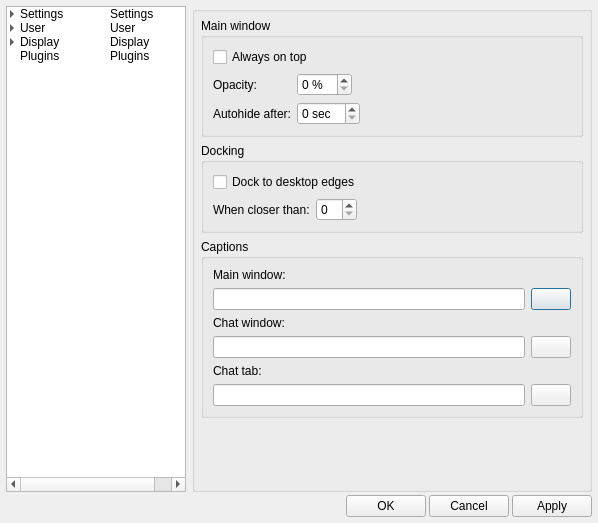
Before: the Qt Designer form src/widgets/SettingsWindow.ui in KittyIM/Client, drawn with Qt 5.
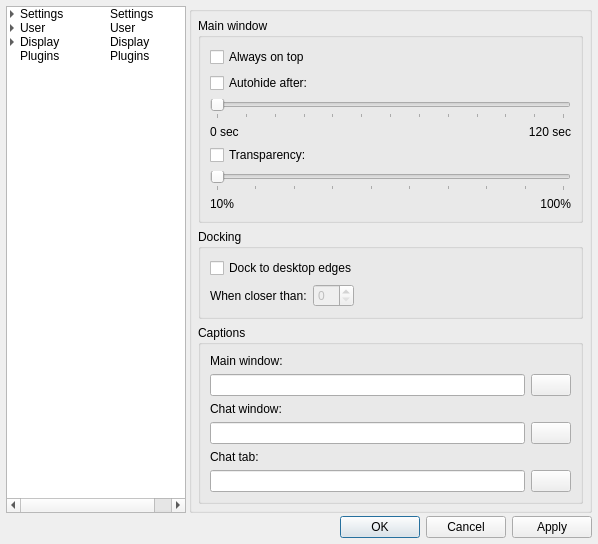
After: the same form once the commit is applied. The open tabs and pages were chosen to show the change. Icons and pictures are not drawn. Custom widgets are drawn as their Qt base class.

Commit message: Some of the settings are now saved, loaded and applied. Plugins are coming ;)

What changed in the file:
```diff
--- a/src/widgets/SettingsWindow.ui
+++ b/src/widgets/SettingsWindow.ui
@@ -7,7 +7,7 @@
     <x>0</x>
     <y>0</y>
     <width>598</width>
-    <height>458</height>
+    <height>517</height>
    </rect>
   </property>
   <property name="minimumSize">
@@ -169,7 +169,7 @@
      </item>
     </widget>
    </item>
-   <item row="0" column="2">
+   <item row="0" column="1">
     <widget class="QGroupBox" name="groupBox">
      <property name="title">
       <string/>
@@ -178,7 +178,7 @@
       <property name="margin">
        <number>6</number>
       </property>
-      <item row="0" column="0">
+      <item row="1" column="0">
        <widget class="QStackedWidget" name="stackedWidget">
         <property name="currentIndex">
          <number>2</number>
@@ -363,31 +363,104 @@
                </property>
               </widget>
              </item>
-             <item row="1" column="0">
-              <widget class="QLabel" name="opacityLabel">
+             <item row="4" column="0">
+              <widget class="QCheckBox" name="transparencyCheckBox">
                <property name="text">
-                <string>Opacity:</string>
+                <string>Transparency:</string>
                </property>
               </widget>
              </item>
-             <item row="2" column="0">
-              <widget class="QLabel" name="autohideLabel">
+             <item row="1" column="0">
+              <widget class="QCheckBox" name="autoHideCheckBox">
                <property name="text">
                 <string>Autohide after:</string>
                </property>
               </widget>
              </item>
-             <item row="1" column="1">
-              <widget class="QSpinBox" name="opacitySpinbox">
-               <property name="suffix">
-                <string> %</string>
+             <item row="2" column="0" colspan="2">
+              <widget class="QSlider" name="autoHideSlider">
+               <property name="enabled">
+                <bool>false</bool>
                </property>
+               <property name="maximum">
+                <number>120</number>
+               </property>
+               <property name="orientation">
+                <enum>Qt::Horizontal</enum>
+               </property>
+               <property name="tickPosition">
+                <enum>QSlider::TicksBelow</enum>
+               </property>
+               <property name="tickInterval">
+                <number>10</number>
+               </property>
               </widget>
              </item>
-             <item row="2" column="1">
-              <widget class="QSpinBox" name="autohideSpinbox">
-               <property name="suffix">
-                <string> sec</string>
+             <item row="6" column="0">
+              <widget class="QLabel" name="transparencyMinLabel">
+               <property name="text">
+                <string>10%</string>
+               </property>
+              </widget>
+             </item>
+             <item row="5" column="0" colspan="2">
+              <widget class="QSlider" name="transparencySlider">
+               <property name="enabled">
+                <bool>false</bool>
+               </property>
+               <property name="minimum">
+                <number>10</number>
+               </property>
+               <property name="maximum">
+                <number>100</number>
+               </property>
+               <property name="orientation">
+                <enum>Qt::Horizontal</enum>
+               </property>
+               <property name="tickPosition">
+                <enum>QSlider::TicksBelow</enum>
+               </property>
+               <property name="tickInterval">
+                <number>10</number>
+               </property>
+              </widget>
+             </item>
+             <item row="6" column="1">
+              <widget class="QLabel" name="transparencyMaxLabel">
+               <property name="sizePolicy">
+                <sizepolicy hsizetype="Expanding" vsizetype="Preferred">
+                 <horstretch>0</horstretch>
+                 <verstretch>0</verstretch>
+                </sizepolicy>
+               </property>
+               <property name="text">
+                <string>100%</string>
+               </property>
+               <property name="alignment">
+                <set>Qt::AlignRight|Qt::AlignTrailing|Qt::AlignVCenter</set>
+               </property>
+              </widget>
+             </item>
+             <item row="3" column="0">
+              <widget class="QLabel" name="autoHideMinLabel">
+               <property name="text">
+                <string>0 sec</string>
+               </property>
+              </widget>
+             </item>
+             <item row="3" column="1">
+              <widget class="QLabel" name="autoHideMaxLabel">
+               <property name="sizePolicy">
+                <sizepolicy hsizetype="Expanding" vsizetype="Preferred">
+                 <horstretch>0</horstretch>
+                 <verstretch>0</verstretch>
+                </sizepolicy>
+               </property>
+               <property name="text">
+                <string>120 sec</string>
+               </property>
+               <property name="alignment">
+                <set>Qt::AlignRight|Qt::AlignTrailing|Qt::AlignVCenter</set>
                </property>
               </widget>
              </item>
@@ -411,7 +484,11 @@
               </widget>
              </item>
              <item row="2" column="1">
-              <widget class="QSpinBox" name="dockDistanceSpinbox"/>
+              <widget class="QSpinBox" name="dockDistanceSpinBox">
+               <property name="enabled">
+                <bool>false</bool>
+               </property>
+              </widget>
              </item>
              <item row="1" column="0" colspan="2">
               <widget class="QCheckBox" name="dockToEdgesCheckbox">
@@ -1004,43 +1081,12 @@
      </layout>
     </widget>
    </item>
-   <item row="1" column="0" colspan="3">
-    <layout class="QHBoxLayout">
-     <item>
-      <spacer>
-       <property name="orientation">
-        <enum>Qt::Horizontal</enum>
-       </property>
-       <property name="sizeHint" stdset="0">
-        <size>
-         <width>40</width>
-         <height>20</height>
-        </size>
-       </property>
-      </spacer>
-     </item>
-     <item>
-      <widget class="QPushButton" name="okButton">
-       <property name="text">
-        <string>OK</string>
-       </property>
-      </widget>
-     </item>
-     <item>
-      <widget class="QPushButton" name="cancelButton">
-       <property name="text">
-        <string>Cancel</string>
-       </property>
-      </widget>
-     </item>
-     <item>
-      <widget class="QPushButton" name="applyButton">
-       <property name="text">
-        <string>Apply</string>
-       </property>
-      </widget>
-     </item>
-    </layout>
+   <item row="2" column="0" colspan="2">
+    <widget class="QDialogButtonBox" name="buttonBox">
+     <property name="standardButtons">
+      <set>QDialogButtonBox::Apply|QDialogButtonBox::Cancel|QDialogButtonBox::Ok</set>
+     </property>
+    </widget>
    </item>
   </layout>
  </widget>
```
Left out of the diff: 422 changed lines with no effect on the pictures. The commit also changes 22 other files.
